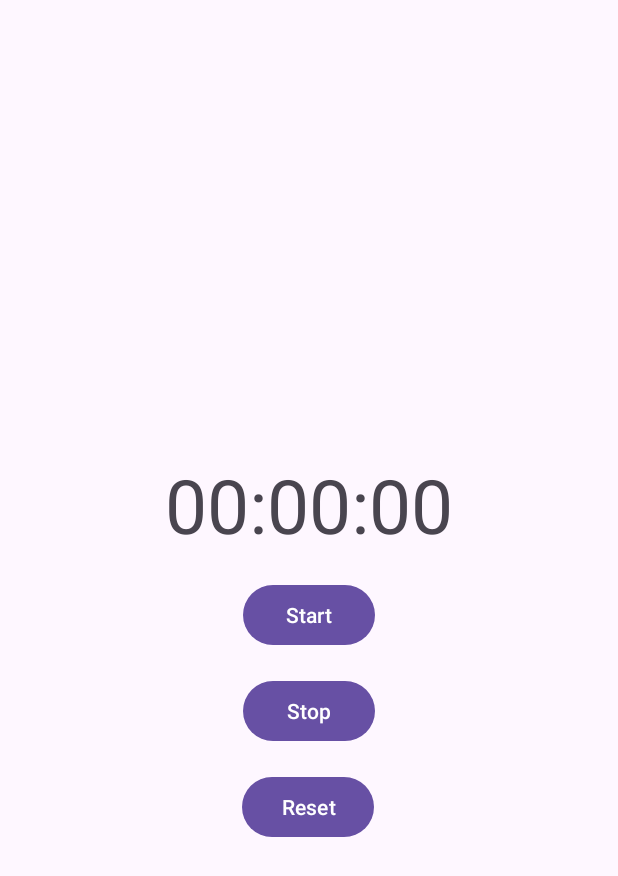
After one commit to Bruno-Oliveira-e-Oliveira/TimeTracker, an Android app: the layout fragment_pomodoro_timer.xml on its own in the app's theme, with its tools: preview values and no code run, on a phone screen of 412 x 824 dp. The commit adds this screen. Shown: the top 876 px of the screen. Run offline under Robolectric (Android 15) with nearby library versions, the phone set to English and light mode, and no system bars.

Commit message:
Created the NavGraph of MainActivity and the PomodoroTimerFragment. The conversion from seconds to show the time in UI is done.

```diff
--- /dev/null
+++ b/app/src/main/res/layout/fragment_pomodoro_timer.xml
@@ -0,0 +1,52 @@
+<?xml version="1.0" encoding="utf-8"?>
+<androidx.constraintlayout.widget.ConstraintLayout xmlns:android="http://schemas.android.com/apk/res/android"
+    xmlns:app="http://schemas.android.com/apk/res-auto"
+    xmlns:tools="http://schemas.android.com/tools"
+    android:layout_width="match_parent"
+    android:layout_height="match_parent"
+    tools:context=".PomodoroTimerFragment">
+
+    <TextView
+        android:id="@+id/timeTxt"
+        android:layout_width="wrap_content"
+        android:layout_height="wrap_content"
+        android:textSize="50sp"
+        app:layout_constraintBottom_toBottomOf="parent"
+        app:layout_constraintEnd_toEndOf="parent"
+        app:layout_constraintStart_toStartOf="parent"
+        app:layout_constraintTop_toTopOf="parent"
+        app:layout_constraintVertical_bias="0.40"
+        tools:text="00:00:00" />
+
+    <Button
+        android:id="@+id/startBtn"
+        android:layout_width="wrap_content"
+        android:layout_height="wrap_content"
+        android:layout_marginTop="16dp"
+        android:text="Start"
+        app:layout_constraintEnd_toEndOf="parent"
+        app:layout_constraintStart_toStartOf="parent"
+        app:layout_constraintTop_toBottomOf="@+id/timeTxt" />
+
+    <Button
+        android:id="@+id/stopBtn"
+        android:layout_width="wrap_content"
+        android:layout_height="wrap_content"
+        android:layout_marginTop="16dp"
+        android:text="Stop"
+        app:layout_constraintEnd_toEndOf="parent"
+        app:layout_constraintStart_toStartOf="parent"
+        app:layout_constraintTop_toBottomOf="@+id/startBtn" />
+
+    <Button
+        android:id="@+id/resetBtn"
+        android:layout_width="wrap_content"
+        android:layout_height="wrap_content"
+        android:layout_marginTop="16dp"
+        android:text="Reset"
+        app:layout_constraintEnd_toEndOf="parent"
+        app:layout_constraintHorizontal_bias="0.498"
+        app:layout_constraintStart_toStartOf="parent"
+        app:layout_constraintTop_toBottomOf="@+id/stopBtn" />
+
+</androidx.constraintlayout.widget.ConstraintLayout>
--- a/app/src/main/res/values/strings.xml
+++ b/app/src/main/res/values/strings.xml
@@ -1,3 +1,5 @@
 <resources>
     <string name="app_name">TimeTracker</string>
+    <!-- TODO: Remove or change this placeholder text -->
+    <string name="hello_blank_fragment">Hello blank fragment</string>
 </resources>
```
Also changed, not shown: app/build.gradle (+14 -0 lines), app/src/main/java/com/brunooliveiraeoliveira/timetracker/MainActivity.kt (+5 -8 lines), app/src/main/java/com/brunooliveiraeoliveira/timetracker/PomodoroTimerFragment.kt (added, +31 -0 lines), app/src/main/res/layout/activity_main.xml (+12 -26 lines), app/src/main/res/navigation/nav_graph.xml (added, +13 -0 lines).
